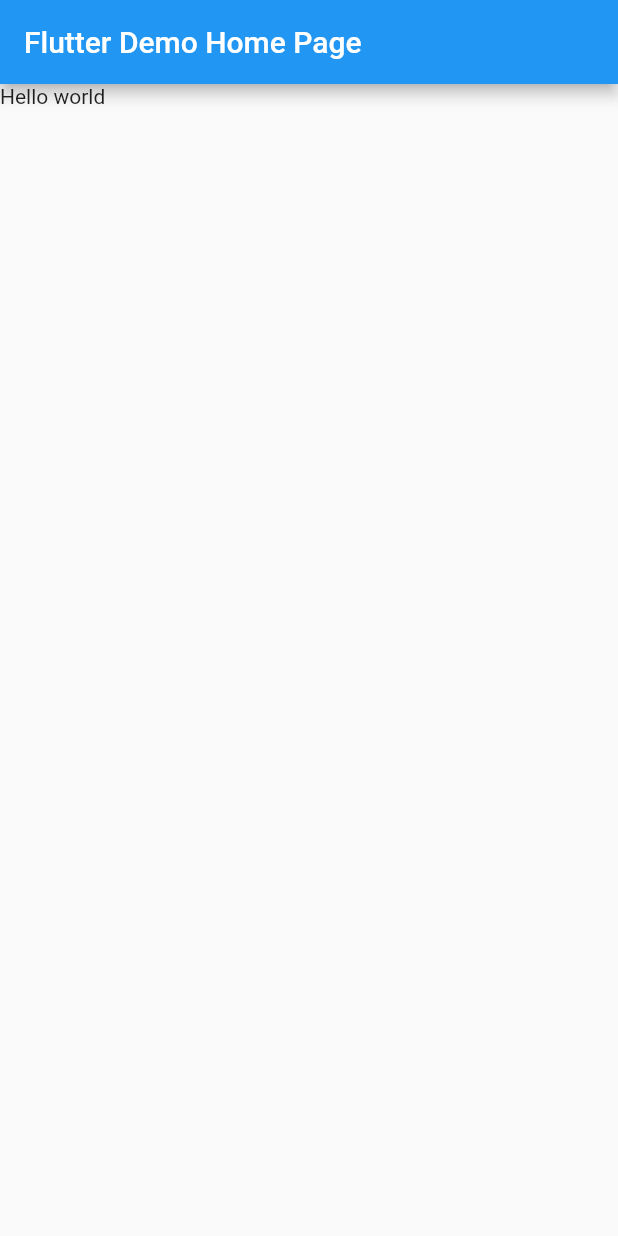
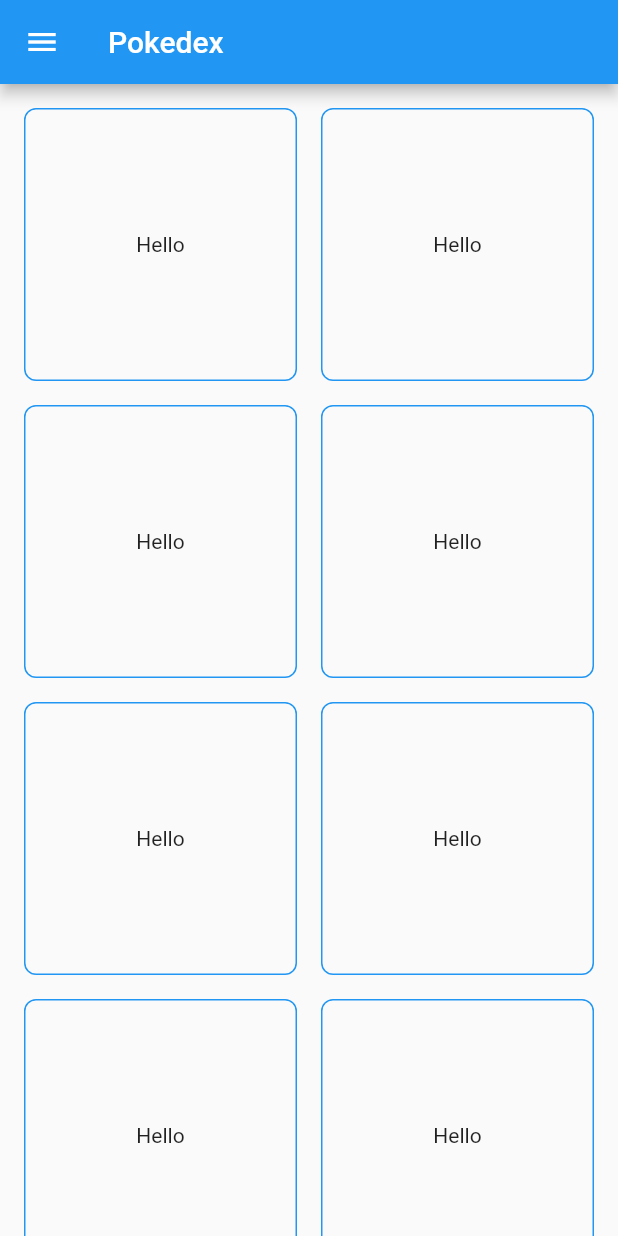
Before and after one commit to ngxhuyhoang/Poke-Dex, a Flutter app: the screen it shows after launch, on a phone screen of 412 x 824 dp. Run offline on Flutter 3.47's test engine with Material 2 defaults, Android fonts, the phone set to English and light mode, and no system bars.

Commit message:
feat: list

```diff
--- a/lib/main.dart
+++ b/lib/main.dart
@@ -1,40 +1,40 @@
 import 'package:flutter/material.dart';
 
-void main() {
-  runApp(MyApp());
-}
+void main() => runApp(App());
 
-class MyApp extends StatelessWidget {
+class App extends StatelessWidget {
   @override
   Widget build(BuildContext context) {
     return MaterialApp(
       title: 'Flutter Demo',
       debugShowCheckedModeBanner: false,
-      theme: ThemeData(
-        primarySwatch: Colors.blue,
-        visualDensity: VisualDensity.adaptivePlatformDensity,
+      home: Scaffold(
+        drawer: Drawer(
+          child: ListView.builder(
+            itemCount: 10,
+            itemBuilder: (context, index) {
+              return ListTile(
+                title: Text("Item - $index"),
+              );
+          }),
+        ),
+        appBar: AppBar(
+          title: Text("Pokedex"),
+        ),
+        body: GridView.count(
+          crossAxisCount: 2,
+          padding: EdgeInsets.all(16),
+          mainAxisSpacing: 16,
+          crossAxisSpacing: 16,
+          children: List.generate(100, (index) {
+            return Container(
+                decoration: BoxDecoration(
+                    border: Border.all(color: Colors.blue),
+                    borderRadius: BorderRadius.all(Radius.circular(8))),
+                child: Center(child: Text("Hello")));
+          }),
+        ),
       ),
-      home: MyHomePage(title: 'Flutter Demo Home Page'),
     );
   }
 }
-
-class MyHomePage extends StatefulWidget {
-  MyHomePage({Key key, this.title}) : super(key: key);
-
-  final String title;
-
-  @override
-  _MyHomePageState createState() => _MyHomePageState();
-}
-
-class _MyHomePageState extends State<MyHomePage> {
-  @override
-  Widget build(BuildContext context) {
-    return Scaffold(
-        appBar: AppBar(
-          title: Text(widget.title),
-        ),
-        body: Text("Hello world"));
-  }
-}
```
Also changed, not shown: 1 other file.
